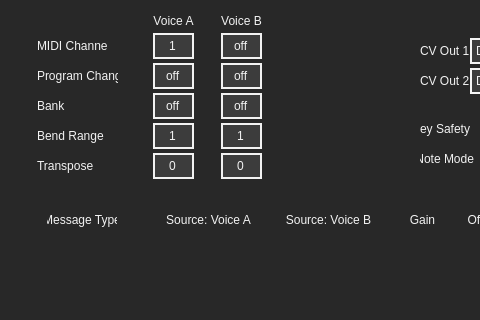
Before: the Qt Designer form QT/forms/midiTabForm.ui in Muse-Kinetics/12-step-editor-qt6, drawn with Qt 5; both pictures show x 0 to 480 and y 0 to 320 of the 745 by 540 pixel window.
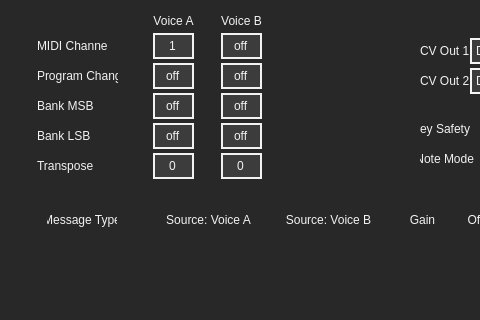
After: the same form once the commit is applied. Icons and pictures are not drawn. Custom widgets are drawn as their Qt base class.

Commit message: Version 3.0.0 MacOS release candidate -Added User expression pedal calibration to hardware menu. This should be a submodule of KMI_KMDM -Removed Bend Range and replaced with Bank MSB. -Program change, bank LSB and MSB are now all separately disabled by setting to "Off". This was previously only the case for program change, which would always enable the bank LSB message. -Fixed default JSON presets to remove bend range and replace with Bank MSB. Old Bank (LSB) values remain. -Updated header structs to match firmware

Patch:
```diff
--- a/QT/forms/midiTabForm.ui
+++ b/QT/forms/midiTabForm.ui
@@ -443,74 +443,6 @@
     <number>-1</number>
    </property>
   </widget>
-  <widget class="SelectAllSpinBox" name="voice_a_bend_range">
-   <property name="geometry">
-    <rect>
-     <x>153</x>
-     <y>123</y>
-     <width>41</width>
-     <height>26</height>
-    </rect>
-   </property>
-   <property name="toolTip">
-    <string>Sets the Pitch Bend range (in semitones) of Voice A.</string>
-   </property>
-   <property name="frame">
-    <bool>true</bool>
-   </property>
-   <property name="alignment">
-    <set>Qt::AlignCenter</set>
-   </property>
-   <property name="buttonSymbols">
-    <enum>QAbstractSpinBox::NoButtons</enum>
-   </property>
-   <property name="specialValueText">
-    <string/>
-   </property>
-   <property name="minimum">
-    <number>1</number>
-   </property>
-   <property name="maximum">
-    <number>12</number>
-   </property>
-   <property name="value">
-    <number>1</number>
-   </property>
-  </widget>
-  <widget class="SelectAllSpinBox" name="voice_b_bend_range">
-   <property name="geometry">
-    <rect>
-     <x>221</x>
-     <y>123</y>
-     <width>41</width>
-     <height>26</height>
-    </rect>
-   </property>
-   <property name="toolTip">
-    <string>Sets the Pitch Bend range (in semitones) of Voice B.</string>
-   </property>
-   <property name="frame">
-    <bool>true</bool>
-   </property>
-   <property name="alignment">
-    <set>Qt::AlignCenter</set>
-   </property>
-   <property name="buttonSymbols">
-    <enum>QAbstractSpinBox::NoButtons</enum>
-   </property>
-   <property name="specialValueText">
-    <string/>
-   </property>
-   <property name="minimum">
-    <number>1</number>
-   </property>
-   <property name="maximum">
-    <number>12</number>
-   </property>
-   <property name="value">
-    <number>1</number>
-   </property>
-  </widget>
   <widget class="SelectAllSpinBox" name="voice_a_transpose">
    <property name="geometry">
     <rect>
@@ -610,12 +542,12 @@
     <rect>
      <x>37</x>
      <y>93</y>
-     <width>31</width>
+     <width>81</width>
      <height>26</height>
     </rect>
    </property>
    <property name="text">
-    <string>Bank</string>
+    <string>Bank MSB</string>
    </property>
   </widget>
   <widget class="QLabel" name="label_6">
@@ -628,7 +560,7 @@
     </rect>
    </property>
    <property name="text">
-    <string>Bend Range</string>
+    <string>Bank LSB</string>
    </property>
   </widget>
   <widget class="QLabel" name="label_7">
@@ -1077,6 +1009,74 @@
     <set>Qt::AlignRight|Qt::AlignTrailing|Qt::AlignVCenter</set>
    </property>
   </widget>
+  <widget class="SelectAllSpinBox" name="voice_a_bank">
+   <property name="geometry">
+    <rect>
+     <x>153</x>
+     <y>123</y>
+     <width>41</width>
+     <height>26</height>
+    </rect>
+   </property>
+   <property name="toolTip">
+    <string>Anytime the current preset is loaded it will immediately&lt;br&gt; output the entered value as a Bank Select message.</string>
+   </property>
+   <property name="frame">
+    <bool>true</bool>
+   </property>
+   <property name="alignment">
+    <set>Qt::AlignCenter</set>
+   </property>
+   <property name="buttonSymbols">
+    <enum>QAbstractSpinBox::NoButtons</enum>
+   </property>
+   <property name="specialValueText">
+    <string>off</string>
+   </property>
+   <property name="minimum">
+    <number>-1</number>
+   </property>
+   <property name="maximum">
+    <number>127</number>
+   </property>
+   <property name="value">
+    <number>-1</number>
+   </property>
+  </widget>
+  <widget class="SelectAllSpinBox" name="voice_b_bank">
+   <property name="geometry">
+    <rect>
+     <x>221</x>
+     <y>123</y>
+     <width>41</width>
+     <height>26</height>
+    </rect>
+   </property>
+   <property name="toolTip">
+    <string>Anytime the current preset is loaded it will immediately&lt;br&gt; output the entered value as a Bank Select message.</string>
+   </property>
+   <property name="frame">
+    <bool>true</bool>
+   </property>
+   <property name="alignment">
+    <set>Qt::AlignCenter</set>
+   </property>
+   <property name="buttonSymbols">
+    <enum>QAbstractSpinBox::NoButtons</enum>
+   </property>
+   <property name="specialValueText">
+    <string>off</string>
+   </property>
+   <property name="minimum">
+    <number>-1</number>
+   </property>
+   <property name="maximum">
+    <number>127</number>
+   </property>
+   <property name="value">
+    <number>-1</number>
+   </property>
+  </widget>
  </widget>
  <customwidgets>
   <customwidget>
```
Left out of the diff: 4 changed lines with no effect on the pictures. The commit also changes 41 other files.
